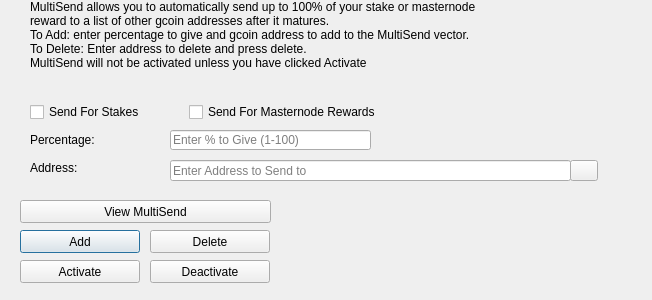
This is src/qt/forms/multisenddialog.ui in Micenas/Kaishen as Qt 5 draws it before an edit. The edited form follows.
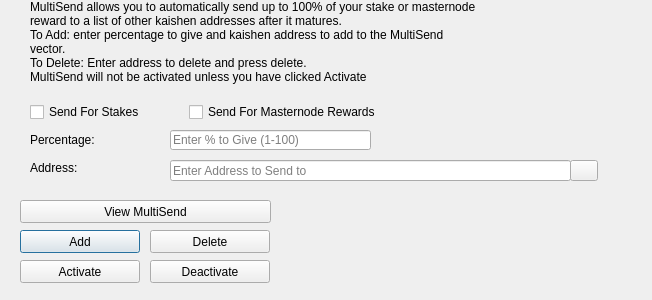
This is the edited form. Icons and pictures are not drawn.

Patch:
```diff
--- a/src/qt/forms/multisenddialog.ui
+++ b/src/qt/forms/multisenddialog.ui
@@ -61,8 +61,8 @@
     <number>1</number>
    </property>
    <property name="text">
-    <string>MultiSend allows you to automatically send up to 100% of your stake or masternode reward to a list of other gcoin addresses after it matures.
-To Add: enter percentage to give and gcoin address to add to the MultiSend vector.
+    <string>MultiSend allows you to automatically send up to 100% of your stake or masternode reward to a list of other kaishen addresses after it matures.
+To Add: enter percentage to give and kaishen address to add to the MultiSend vector.
 To Delete: Enter address to delete and press delete.
 MultiSend will not be activated unless you have clicked Activate</string>
    </property>
```
Left out of the diff: 4 changed lines with no effect on the pictures.
